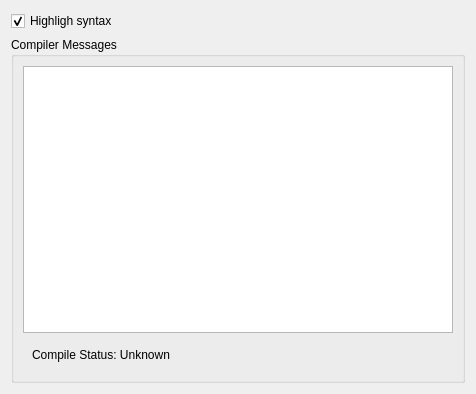
Before: the Qt Designer form src/DGLGui/ui/dglshaderview.ui in scygan/debugler, drawn with Qt 5.
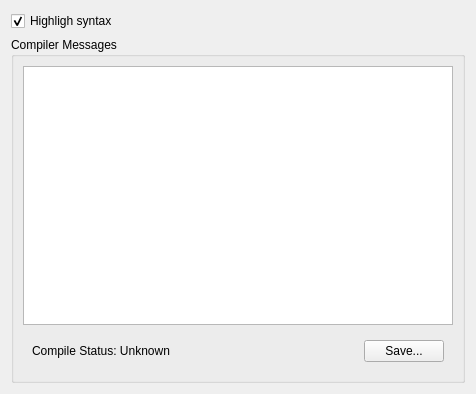
After: the same form once the commit is applied.

Commit message: Added shader save to file functionality.

Diff of the .ui file:
```diff
--- a/src/DGLGui/ui/dglshaderview.ui
+++ b/src/DGLGui/ui/dglshaderview.ui
@@ -42,14 +42,34 @@
       </item>
       <item>
        <widget class="QWidget" name="widget" native="true">
-        <layout class="QGridLayout" name="gridLayout">
-         <item row="0" column="0">
+        <layout class="QHBoxLayout" name="horizontalLayout">
+         <item>
           <widget class="QLabel" name="labelLinkStatus">
            <property name="text">
             <string>Compile Status: Unknown</string>
            </property>
           </widget>
          </item>
+         <item>
+          <spacer name="horizontalSpacer">
+           <property name="orientation">
+            <enum>Qt::Horizontal</enum>
+           </property>
+           <property name="sizeHint" stdset="0">
+            <size>
+             <width>40</width>
+             <height>20</height>
+            </size>
+           </property>
+          </spacer>
+         </item>
+         <item>
+          <widget class="QPushButton" name="pushButtonSave">
+           <property name="text">
+            <string>Save...</string>
+           </property>
+          </widget>
+         </item>
         </layout>
        </widget>
       </item>
```
Left out of the diff: 22 changed lines with no effect on the pictures. The commit also changes 2 other files.
